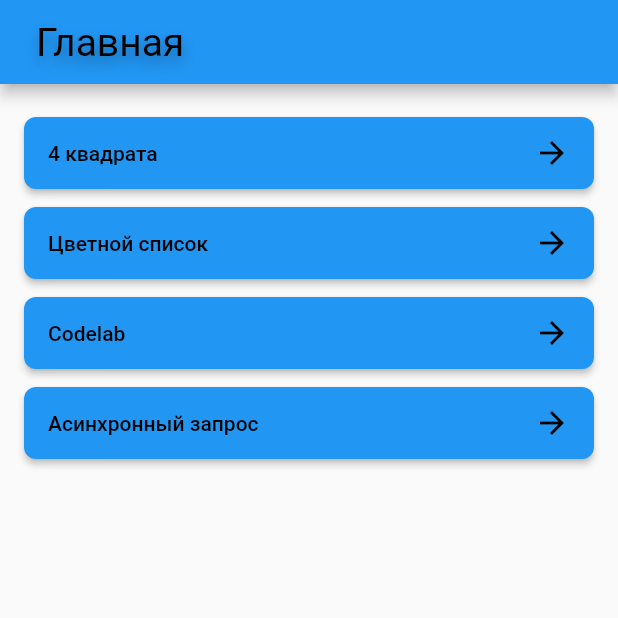
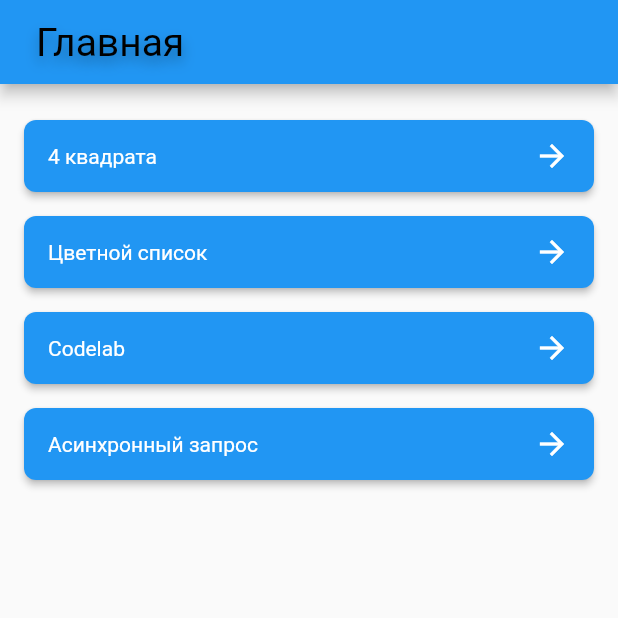
Before and after one commit to NeoZ3p/edu_homework, a Flutter app: the screen it shows after launch, on a phone screen of 412 x 824 dp, the top half of it. Run offline on Flutter 3.47's test engine with Material 2 defaults, Android fonts, the phone set to English and light mode, and no system bars.

Commit message:
fix: padding around buttons

```diff
--- a/lib/presenter/main_screen/widgets/main_screen_body.dart
+++ b/lib/presenter/main_screen/widgets/main_screen_body.dart
@@ -20,9 +20,11 @@ class MainScreenBody extends StatelessWidget {
           Expanded(
             child: ListView.builder(
               itemCount: pageNames.length,
-              itemBuilder: (context, index) => Container(
-                margin: const EdgeInsets.symmetric(vertical: 6.0),
-                child: RouteButton(routeName: pageNames[index]),
+              itemBuilder: (context, index) => Padding(
+                padding: const EdgeInsets.symmetric(vertical: 8.0),
+                child: RouteButton(
+                  routeName: pageNames[index],
+                ),
               ),
             ),
           ),
--- a/lib/presenter/main_screen/widgets/route_button.dart
+++ b/lib/presenter/main_screen/widgets/route_button.dart
@@ -15,14 +15,8 @@ class RouteButton extends StatelessWidget {
       child: Row(
         mainAxisAlignment: MainAxisAlignment.spaceBetween,
         children: [
-          Text(
-            routeName,
-            style: TextStyle(color: Theme.of(context).primaryColor),
-          ),
-          Icon(
-            Icons.arrow_forward,
-            color: Theme.of(context).primaryColor,
-          ),
+          Text(routeName),
+          const Icon(Icons.arrow_forward),
         ],
       ),
     );
--- a/lib/utils/app_theme_data.dart
+++ b/lib/utils/app_theme_data.dart
@@ -8,6 +8,7 @@ class AppThemeData {
     style: ElevatedButton.styleFrom(
       minimumSize: defaultSize,
       maximumSize: defaultSize,
+      textStyle: const TextStyle(color: Colors.black),
       shape: const RoundedRectangleBorder(
         borderRadius: BorderRadius.all(
           Radius.circular(8),
@@ -33,7 +34,6 @@ class AppThemeData {
       primarySwatch: Colors.blue,
       primaryColor: primaryColor,
       elevatedButtonTheme: elevatedButtonTheme,
-      buttonTheme: const ButtonThemeData(textTheme: ButtonTextTheme.primary),
       appBarTheme: const AppBarTheme(
         titleTextStyle: appBarTextStyle,
         foregroundColor: primaryColor,
```
